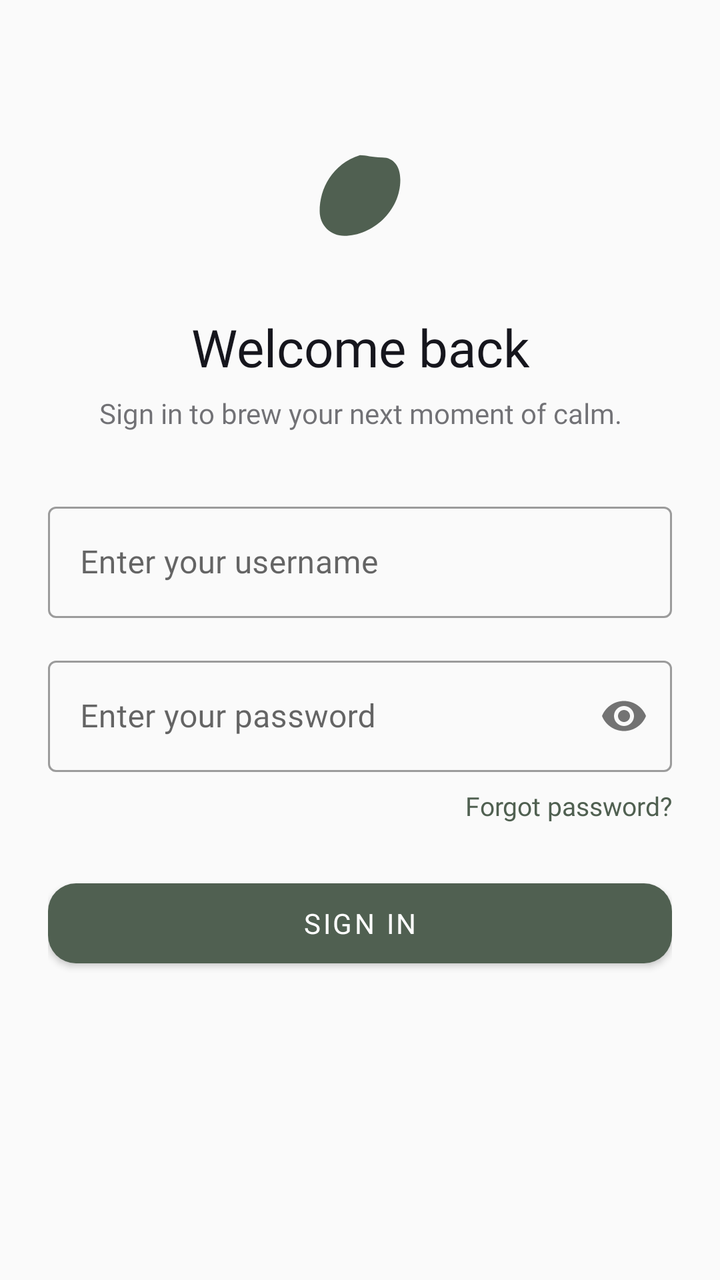
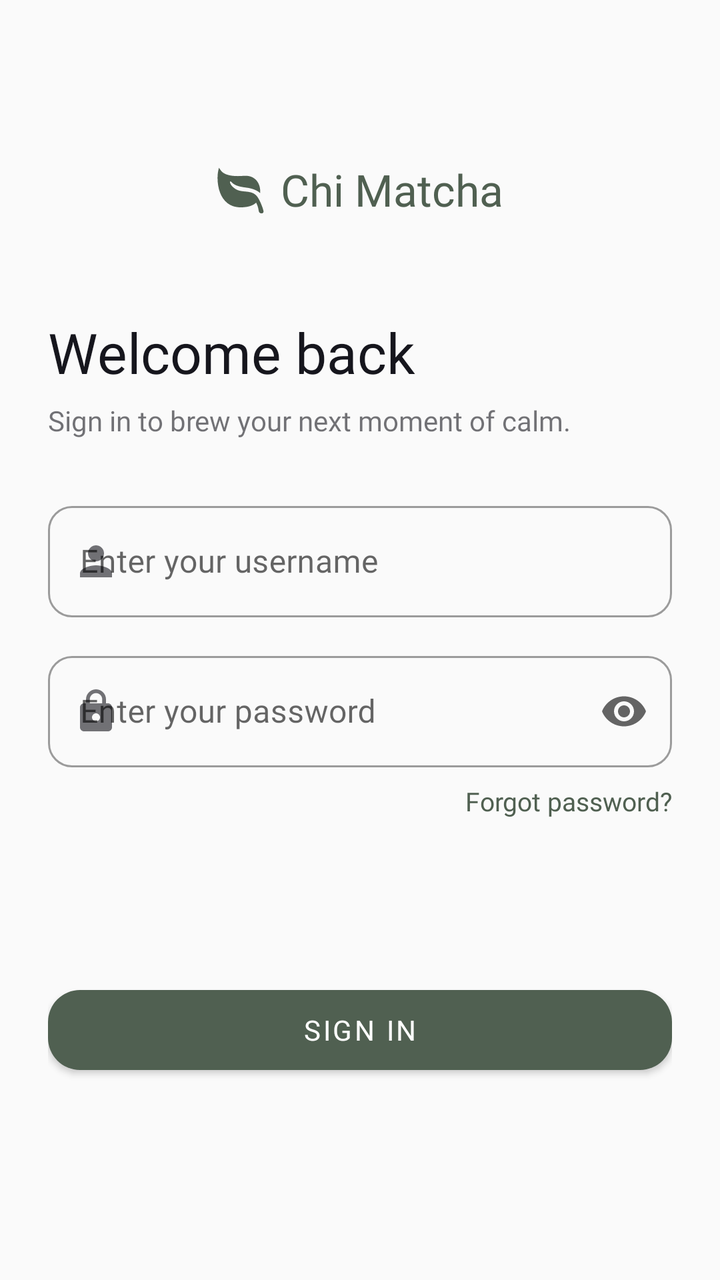

Compare the two renders of this Android layout. The source of the first and the diff that turns it into the second are given below.
<!-- AndroidManifest.xml: application theme Theme.MatchaLab -->
<!-- res/layout/activity_login.xml -->
<?xml version="1.0" encoding="utf-8"?>
<ScrollView xmlns:android="http://schemas.android.com/apk/res/android"
    xmlns:app="http://schemas.android.com/apk/res-auto"
    android:layout_width="match_parent"
    android:layout_height="match_parent"
    android:fillViewport="true"
    android:background="@color/background">

    <androidx.constraintlayout.widget.ConstraintLayout
        android:layout_width="match_parent"
        android:layout_height="wrap_content"
        android:padding="24dp">

        <ImageView
            android:id="@+id/imgLogo"
            android:layout_width="56dp"
            android:layout_height="56dp"
            android:layout_marginTop="48dp"
            android:contentDescription="@string/app_name"
            app:layout_constraintTop_toTopOf="parent"
            app:layout_constraintStart_toStartOf="parent"
            app:layout_constraintEnd_toEndOf="parent"
            android:src="@drawable/ic_logo" />

        <TextView
            android:id="@+id/tvTitle"
            android:layout_width="0dp"
            android:layout_height="wrap_content"
            android:layout_marginTop="28dp"
            android:text="@string/title_login"
            android:fontFamily="@font/inter_bold"
            android:textSize="26sp"
            android:textColor="@color/text_primary"
            android:gravity="center"
            app:layout_constraintTop_toBottomOf="@id/imgLogo"
            app:layout_constraintStart_toStartOf="parent"
            app:layout_constraintEnd_toEndOf="parent" />

        <TextView
            android:id="@+id/tvSubtitle"
            android:layout_width="0dp"
            android:layout_height="wrap_content"
            android:layout_marginTop="6dp"
            android:text="@string/subtitle_login"
            android:fontFamily="@font/inter_regular"
            android:textSize="14sp"
            android:textColor="@color/text_secondary"
            android:gravity="center"
            app:layout_constraintTop_toBottomOf="@id/tvTitle"
            app:layout_constraintStart_toStartOf="parent"
            app:layout_constraintEnd_toEndOf="parent" />

        <com.google.android.material.textfield.TextInputLayout
            android:id="@+id/tilUsername"
            style="@style/Widget.MaterialComponents.TextInputLayout.OutlinedBox"
            android:layout_width="0dp"
            android:layout_height="wrap_content"
            android:layout_marginTop="32dp"
            android:hint="@string/hint_username"
            app:layout_constraintTop_toBottomOf="@id/tvSubtitle"
            app:layout_constraintStart_toStartOf="parent"
            app:layout_constraintEnd_toEndOf="parent">
            <com.google.android.material.textfield.TextInputEditText
                android:id="@+id/etUsername"
                android:layout_width="match_parent"
                android:layout_height="wrap_content"
                android:inputType="text" />
        </com.google.android.material.textfield.TextInputLayout>

        <com.google.android.material.textfield.TextInputLayout
            android:id="@+id/tilPassword"
            style="@style/Widget.MaterialComponents.TextInputLayout.OutlinedBox"
            android:layout_width="0dp"
            android:layout_height="wrap_content"
            android:layout_marginTop="16dp"
            android:hint="@string/hint_password"
            app:passwordToggleEnabled="true"
            app:layout_constraintTop_toBottomOf="@id/tilUsername"
            app:layout_constraintStart_toStartOf="parent"
            app:layout_constraintEnd_toEndOf="parent">
            <com.google.android.material.textfield.TextInputEditText
                android:id="@+id/etPassword"
                android:layout_width="match_parent"
                android:layout_height="wrap_content"
                android:inputType="textPassword" />
        </com.google.android.material.textfield.TextInputLayout>

        <TextView
            android:id="@+id/tvForgotPassword"
            android:layout_width="wrap_content"
            android:layout_height="wrap_content"
            android:layout_marginTop="8dp"
            android:text="@string/link_forgot_password"
            android:fontFamily="@font/inter_medium"
            android:textSize="13sp"
            android:textColor="@color/primary"
            app:layout_constraintTop_toBottomOf="@id/tilPassword"
            app:layout_constraintEnd_toEndOf="parent" />

        <com.google.android.material.button.MaterialButton
            android:id="@+id/btnSignIn"
            android:layout_width="0dp"
            android:layout_height="52dp"
            android:layout_marginTop="24dp"
            android:text="@string/btn_sign_in"
            android:fontFamily="@font/inter_semibold"
            android:textSize="14sp"
            android:textColor="#FFFFFF"
            app:backgroundTint="@color/primary"
            app:cornerRadius="14dp"
            app:layout_constraintTop_toBottomOf="@id/tvForgotPassword"
            app:layout_constraintStart_toStartOf="parent"
            app:layout_constraintEnd_toEndOf="parent" />

        <TextView
            android:id="@+id/tvRegisterLink"
            android:layout_width="wrap_content"
            android:layout_height="wrap_content"
            android:layout_marginTop="24dp"
            android:layout_marginBottom="24dp"
            android:fontFamily="@font/inter_regular"
            android:textSize="14sp"
            android:textColor="@color/text_secondary"
            android:gravity="center"
            app:layout_constraintTop_toBottomOf="@id/btnSignIn"
            app:layout_constraintStart_toStartOf="parent"
            app:layout_constraintEnd_toEndOf="parent"
            app:layout_constraintBottom_toBottomOf="parent" />

    </androidx.constraintlayout.widget.ConstraintLayout>
</ScrollView>
<!-- resources referenced by this layout -->
<resources>
  <color name="background">#FAFAFA</color>
  <color name="primary">#506051</color>
  <color name="text_primary">#16161D</color>
  <color name="text_secondary">#9916161D</color>
  <!-- drawable ic_logo (drawable) -->
  <?xml version="1.0" encoding="utf-8"?>
  <vector xmlns:android="http://schemas.android.com/apk/res/android"
      android:width="56dp"
      android:height="56dp"
      android:viewportWidth="100"
      android:viewportHeight="100">
      <path
          android:fillColor="#506051"
          android:pathData="M50,10 C25,18 14,40 14,60 C14,73 24,82 36,82 C61,82 86,60 86,32 C86,20 80,12 70,12 C60,12 56,10 50,10 Z"/>
  </vector>
  <string name="app_name">Chi Matcha</string>
  <string name="btn_sign_in">Sign in</string>
  <string name="hint_password">Enter your password</string>
  <string name="hint_username">Enter your username</string>
  <string name="link_forgot_password">Forgot password?</string>
  <string name="subtitle_login">Sign in to brew your next moment of calm.</string>
  <string name="title_login">Welcome back</string>
  <style name="Theme.MatchaLab" parent="Theme.MaterialComponents.Light.NoActionBar">
          <item name="colorPrimary">@color/primary</item>
          <item name="colorPrimaryVariant">#FFFFFF</item>
          <item name="colorOnPrimary">#000000</item>
          <item name="colorSecondary">@color/secondary</item>
          <item name="android:colorBackground">@color/background</item>
          <item name="fontFamily">@font/inter_regular</item>
          <item name="android:statusBarColor">#FFFFFF</item>
          <item name="android:windowLightStatusBar">true</item>
      </style>
  <color name="secondary">#74A177</color>
</resources>

<!-- the commit's change to res/layout/activity_login.xml (unified diff, before → after) -->
@@ -8,34 +8,54 @@
 
     <androidx.constraintlayout.widget.ConstraintLayout
         android:layout_width="match_parent"
-        android:layout_height="wrap_content"
-        android:padding="24dp">
+        android:layout_height="match_parent"
+        android:paddingHorizontal="24dp"
+        android:paddingBottom="32dp">
 
-        <ImageView
-            android:id="@+id/imgLogo"
-            android:layout_width="56dp"
-            android:layout_height="56dp"
-            android:layout_marginTop="48dp"
-            android:contentDescription="@string/app_name"
+        
+        <LinearLayout
+            android:id="@+id/logoRow"
+            android:layout_width="wrap_content"
+            android:layout_height="wrap_content"
+            android:orientation="horizontal"
+            android:gravity="center_vertical"
+            android:layout_marginTop="80dp"
             app:layout_constraintTop_toTopOf="parent"
             app:layout_constraintStart_toStartOf="parent"
-            app:layout_constraintEnd_toEndOf="parent"
-            android:src="@drawable/ic_logo" />
+            app:layout_constraintEnd_toEndOf="parent">
 
+            <ImageView
+                android:layout_width="24dp"
+                android:layout_height="24dp"
+                android:src="@drawable/ic_logo"
+                android:contentDescription="@null" />
+
+            <TextView
+                android:layout_width="wrap_content"
+                android:layout_height="wrap_content"
+                android:layout_marginStart="8dp"
+                android:text="@string/app_name"
+                android:fontFamily="@font/inter_semibold"
+                android:textSize="22sp"
+                android:textColor="@color/primary" />
+
+        </LinearLayout>
+
+        
         <TextView
             android:id="@+id/tvTitle"
             android:layout_width="0dp"
             android:layout_height="wrap_content"
-            android:layout_marginTop="28dp"
+            android:layout_marginTop="48dp"
             android:text="@string/title_login"
             android:fontFamily="@font/inter_bold"
-            android:textSize="26sp"
+            android:textSize="28sp"
             android:textColor="@color/text_primary"
-            android:gravity="center"
-            app:layout_constraintTop_toBottomOf="@id/imgLogo"
+            app:layout_constraintTop_toBottomOf="@id/logoRow"
             app:layout_constraintStart_toStartOf="parent"
             app:layout_constraintEnd_toEndOf="parent" />
 
+        
         <TextView
             android:id="@+id/tvSubtitle"
             android:layout_width="0dp"
@@ -45,46 +65,64 @@
             android:fontFamily="@font/inter_regular"
             android:textSize="14sp"
             android:textColor="@color/text_secondary"
-            android:gravity="center"
             app:layout_constraintTop_toBottomOf="@id/tvTitle"
             app:layout_constraintStart_toStartOf="parent"
             app:layout_constraintEnd_toEndOf="parent" />
 
+        
         <com.google.android.material.textfield.TextInputLayout
             android:id="@+id/tilUsername"
             style="@style/Widget.MaterialComponents.TextInputLayout.OutlinedBox"
             android:layout_width="0dp"
             android:layout_height="wrap_content"
-            android:layout_marginTop="32dp"
+            android:layout_marginTop="28dp"
             android:hint="@string/hint_username"
+            app:startIconDrawable="@drawable/ic_person"
+            app:startIconTint="@color/text_secondary"
+            app:boxCornerRadiusTopStart="12dp"
+            app:boxCornerRadiusTopEnd="12dp"
+            app:boxCornerRadiusBottomStart="12dp"
+            app:boxCornerRadiusBottomEnd="12dp"
             app:layout_constraintTop_toBottomOf="@id/tvSubtitle"
             app:layout_constraintStart_toStartOf="parent"
             app:layout_constraintEnd_toEndOf="parent">
+
             <com.google.android.material.textfield.TextInputEditText
                 android:id="@+id/etUsername"
                 android:layout_width="match_parent"
                 android:layout_height="wrap_content"
                 android:inputType="text" />
+
         </com.google.android.material.textfield.TextInputLayout>
 
+        
         <com.google.android.material.textfield.TextInputLayout
             android:id="@+id/tilPassword"
             style="@style/Widget.MaterialComponents.TextInputLayout.OutlinedBox"
             android:layout_width="0dp"
             android:layout_height="wrap_content"
-            android:layout_marginTop="16dp"
+            android:layout_marginTop="14dp"
             android:hint="@string/hint_password"
-            app:passwordToggleEnabled="true"
+            app:startIconDrawable="@drawable/ic_lock"
+            app:startIconTint="@color/text_secondary"
+            app:endIconMode="password_toggle"
+            app:boxCornerRadiusTopStart="12dp"
+            app:boxCornerRadiusTopEnd="12dp"
+            app:boxCornerRadiusBottomStart="12dp"
+            app:boxCornerRadiusBottomEnd="12dp"
             app:layout_constraintTop_toBottomOf="@id/tilUsername"
             app:layout_constraintStart_toStartOf="parent"
             app:layout_constraintEnd_toEndOf="parent">
+
             <com.google.android.material.textfield.TextInputEditText
                 android:id="@+id/etPassword"
                 android:layout_width="match_parent"
                 android:layout_height="wrap_content"
                 android:inputType="textPassword" />
+
         </com.google.android.material.textfield.TextInputLayout>
 
+        
         <TextView
             android:id="@+id/tvForgotPassword"
             android:layout_width="wrap_content"
@@ -97,35 +135,38 @@
             app:layout_constraintTop_toBottomOf="@id/tilPassword"
             app:layout_constraintEnd_toEndOf="parent" />
 
+        
         <com.google.android.material.button.MaterialButton
             android:id="@+id/btnSignIn"
             android:layout_width="0dp"
             android:layout_height="52dp"
-            android:layout_marginTop="24dp"
+            android:layout_marginTop="32dp"
+            android:layout_marginBottom="16dp"
             android:text="@string/btn_sign_in"
             android:fontFamily="@font/inter_semibold"
             android:textSize="14sp"
             android:textColor="#FFFFFF"
             app:backgroundTint="@color/primary"
-            app:cornerRadius="14dp"
+            app:cornerRadius="16dp"
             app:layout_constraintTop_toBottomOf="@id/tvForgotPassword"
+            app:layout_constraintBottom_toTopOf="@id/tvRegisterLink"
             app:layout_constraintStart_toStartOf="parent"
-            app:layout_constraintEnd_toEndOf="parent" />
+            app:layout_constraintEnd_toEndOf="parent"
+            app:layout_constraintVertical_bias="1.0" /> 
 
+        
         <TextView
             android:id="@+id/tvRegisterLink"
             android:layout_width="wrap_content"
             android:layout_height="wrap_content"
-            android:layout_marginTop="24dp"
-            android:layout_marginBottom="24dp"
+            android:layout_marginBottom="32dp"
             android:fontFamily="@font/inter_regular"
             android:textSize="14sp"
             android:textColor="@color/text_secondary"
             android:gravity="center"
-            app:layout_constraintTop_toBottomOf="@id/btnSignIn"
+            app:layout_constraintBottom_toBottomOf="parent"
             app:layout_constraintStart_toStartOf="parent"
-            app:layout_constraintEnd_toEndOf="parent"
-            app:layout_constraintBottom_toBottomOf="parent" />
+            app:layout_constraintEnd_toEndOf="parent" />
 
     </androidx.constraintlayout.widget.ConstraintLayout>
 </ScrollView>
<!-- resource entries referenced after the edit -->
@@ -4,16 +4,38 @@
   <color name="primary">#506051</color>
   <color name="text_primary">#16161D</color>
   <color name="text_secondary">#9916161D</color>
+  <!-- drawable ic_lock (drawable) -->
+  <?xml version="1.0" encoding="utf-8"?>
+  <vector xmlns:android="http://schemas.android.com/apk/res/android"
+      android:width="24dp"
+      android:height="24dp"
+      android:viewportWidth="24"
+      android:viewportHeight="24">
+      <path
+          android:fillColor="#000000"
+          android:pathData="M18,8h-1V6c0-2.76-2.24-5-5-5S7,3.24,7,6v2H6c-1.1,0-2,0.9-2,2v10c0,1.1,0.9,2,2,2h12c1.1,0,2-0.9,2-2V10C20,8.9,19.1,8,18,8zM12,17c-1.1,0-2-0.9-2-2s0.9-2,2-2s2,0.9,2,2S13.1,17,12,17zM15.1,8H8.9V6c0-1.71,1.39-3.1,3.1-3.1c1.71,0,3.1,1.39,3.1,3.1V8z" />
+  </vector>
   <!-- drawable ic_logo (drawable) -->
   <?xml version="1.0" encoding="utf-8"?>
   <vector xmlns:android="http://schemas.android.com/apk/res/android"
       android:width="56dp"
       android:height="56dp"
-      android:viewportWidth="100"
-      android:viewportHeight="100">
+      android:viewportWidth="16"
+      android:viewportHeight="16">
       <path
-          android:fillColor="#506051"
-          android:pathData="M50,10 C25,18 14,40 14,60 C14,73 24,82 36,82 C61,82 86,60 86,32 C86,20 80,12 70,12 C60,12 56,10 50,10 Z"/>
+          android:fillColor="@color/primary"
+          android:pathData="M1.4 1.7c0.217 0.289 0.65 0.84 1.725 1.274c1.093 0.44 2.885 0.774 5.834 0.528c2.02 -0.168 3.431 0.51 4.326 1.556C14.161 6.082 14.5 7.41 14.5 8.5q0 0.344 -0.027 0.734C13.387 8.252 11.877 7.76 10.39 7.5c-2.016 -0.288 -4.188 -0.445 -5.59 -2.045c-0.142 -0.162 -0.402 -0.102 -0.379 0.112c0.108 0.985 1.104 1.82 1.844 2.308c2.37 1.566 5.772 -0.118 7.6 3.071c0.505 0.8 1.374 2.7 1.75 4.292c0.07 0.298 -0.066 0.611 -0.354 0.715a0.7 0.7 0 0 1 -0.161 0.042a1 1 0 0 1 -1.08 -0.794c-0.13 -0.97 -0.396 -1.913 -0.868 -2.77C12.173 13.386 10.565 14 8 14c-1.854 0 -3.32 -0.544 -4.45 -1.435c-1.124 -0.887 -1.889 -2.095 -2.39 -3.383c-1 -2.562 -1 -5.536 -0.65 -7.28L0.73 0.806z" />
+  </vector>
+  <!-- drawable ic_person (drawable) -->
+  <?xml version="1.0" encoding="utf-8"?>
+  <vector xmlns:android="http://schemas.android.com/apk/res/android"
+      android:width="24dp"
+      android:height="24dp"
+      android:viewportWidth="24"
+      android:viewportHeight="24">
+      <path
+          android:fillColor="#FFFFFFFF"
+          android:pathData="M12,12c2.21,0 4,-1.79 4,-4s-1.79,-4 -4,-4 -4,1.79 -4,4 1.79,4 4,4zM12,14c-2.67,0 -8,1.34 -8,4v2h16v-2c0,-2.66 -5.33,-4 -8,-4z"/>
   </vector>
   <string name="app_name">Chi Matcha</string>
   <string name="btn_sign_in">Sign in</string>
@@ -25,11 +47,11 @@
   <style name="Theme.MatchaLab" parent="Theme.MaterialComponents.Light.NoActionBar">
           <item name="colorPrimary">@color/primary</item>
           <item name="colorPrimaryVariant">#FFFFFF</item>
-          <item name="colorOnPrimary">#000000</item>
+          <item name="colorOnPrimary">#FFFFFF</item>
           <item name="colorSecondary">@color/secondary</item>
           <item name="android:colorBackground">@color/background</item>
-          <item name="fontFamily">@font/inter_regular</item>
-          <item name="android:statusBarColor">#FFFFFF</item>
+          <item name="fontFamily">@font/inter_regular</item>  
+          <item name="android:statusBarColor">#FFFFFF</item>  
           <item name="android:windowLightStatusBar">true</item>
       </style>
   <color name="secondary">#74A177</color>
